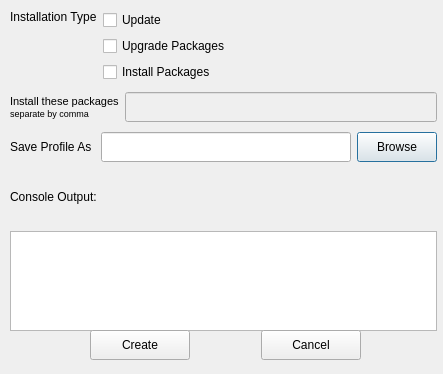
Old version of the form apt_offline_gui/AptOfflineQtCreateProfile.ui in the repository rickysarraf/apt-offline.
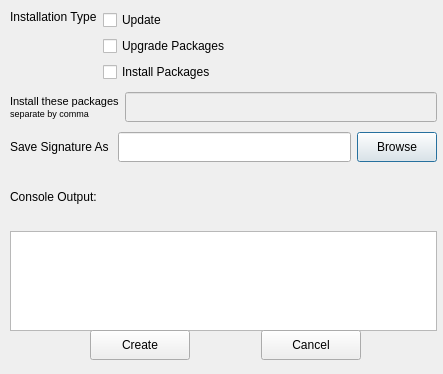
New version of the form. Icons and pictures are not drawn.

What changed in the file:
```diff
--- a/apt_offline_gui/AptOfflineQtCreateProfile.ui
+++ b/apt_offline_gui/AptOfflineQtCreateProfile.ui
@@ -204,7 +204,7 @@
           <item>
            <widget class="QLabel" name="lblSaveProfile">
             <property name="text">
-             <string>Save Profile As </string>
+             <string>Save Signature As </string>
             </property>
            </widget>
           </item>
```
Left out of the diff: 2 changed lines with no effect on the pictures.
